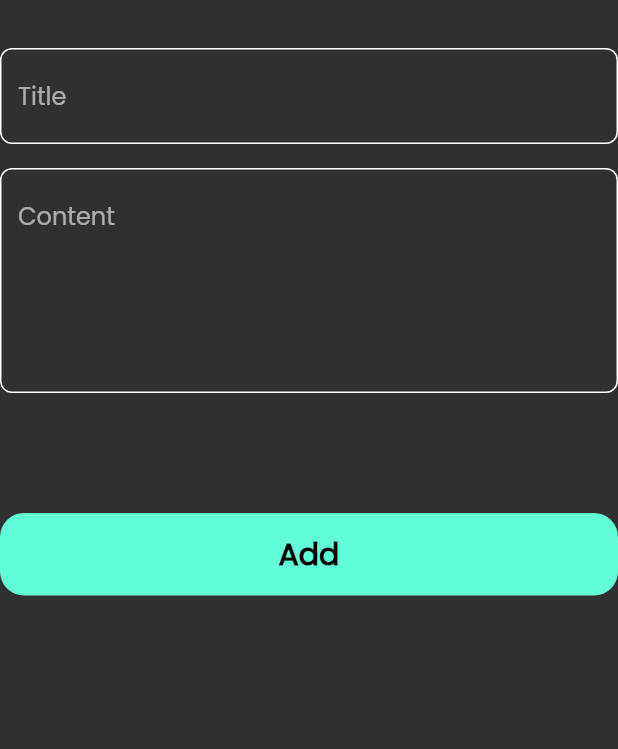
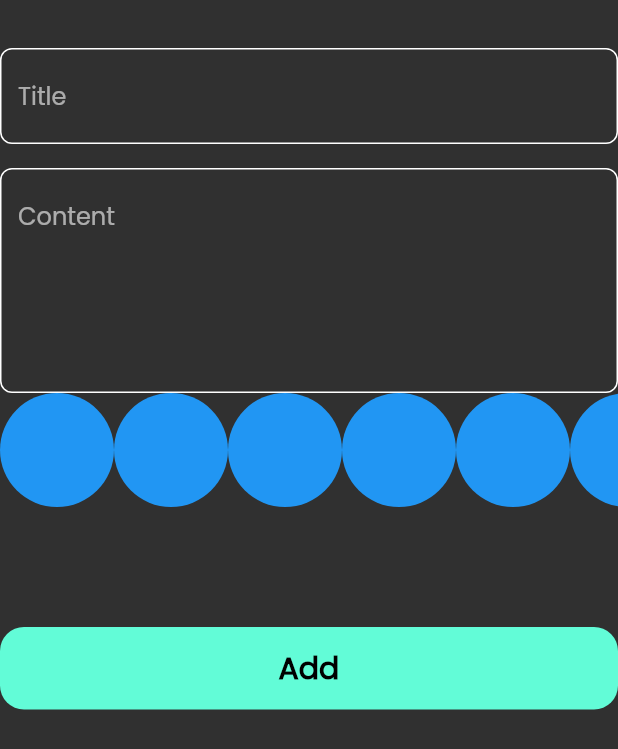
Before and after one commit to HossamBassem/notes_app, a Flutter app: the AddNoteForm widget shown alone on an empty page, opened directly, on a phone screen of 412 x 824 dp. Shown: the top 749 px of the screen. Run offline on Flutter 3.47's test engine with Material 2 defaults, Android fonts, the phone set to English and light mode, and no system bars; our stand-ins replace bloc, flutter_bloc, font_awesome_flutter, hive, hive_flutter, modal_progress_hud_nsn; accounts and stored records are empty.

Commit message:
create colors list view

```diff
--- a/lib/views/widgets/add_note_form.dart
+++ b/lib/views/widgets/add_note_form.dart
@@ -4,6 +4,7 @@ import 'package:intl/intl.dart';
 import 'package:notes_app/cubits/add_note_cubit/add_note_cubit.dart';
 import 'package:notes_app/cubits/notes_cubit/notes_cubit.dart';
 import 'package:notes_app/models/note_model.dart';
+import 'package:notes_app/views/widgets/colors_listview.dart';
 import 'package:notes_app/views/widgets/custom_button.dart';
 import 'package:notes_app/views/widgets/custom_textfield.dart';
 
@@ -44,6 +45,7 @@ class _AddNoteFormState extends State<AddNoteForm> {
             hint: "Content",
             maxLines: 5,
           ),
+          ColorsListView(),
           const SizedBox(height: 80),
           BlocBuilder<AddNoteCubit, AddNoteState>(
             builder: (context, state) {
--- /dev/null
+++ b/lib/views/widgets/colors_listview.dart
@@ -0,0 +1,31 @@
+import 'package:flutter/material.dart';
+
+class ColorItem extends StatelessWidget {
+  const ColorItem({super.key});
+
+  @override
+  Widget build(BuildContext context) {
+    return const CircleAvatar(
+      radius: 38,
+      backgroundColor: Colors.blue,
+    );
+  }
+}
+
+class ColorsListView extends StatelessWidget {
+  const ColorsListView({super.key});
+
+  @override
+  Widget build(BuildContext context) {
+    return SizedBox(
+      height: 38 * 2,
+      child: ListView.builder(
+        itemCount: 10,
+        scrollDirection: Axis.horizontal,
+        itemBuilder: (context, index) {
+          return const ColorItem();
+        },
+      ),
+    );
+  }
+}
```
